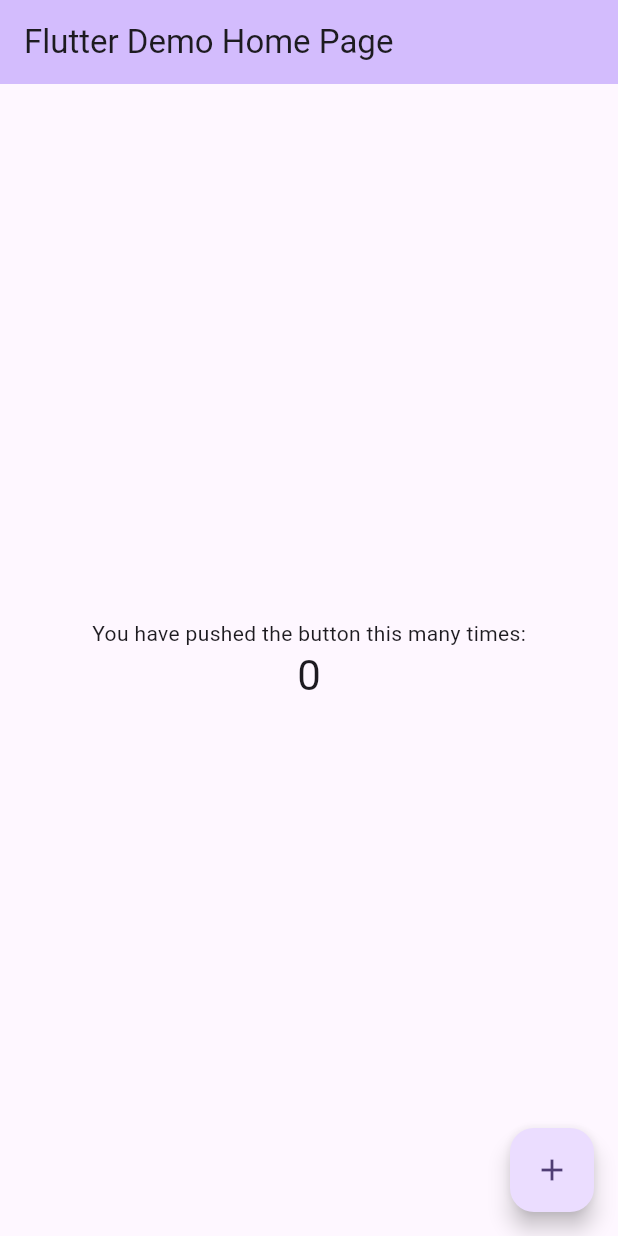
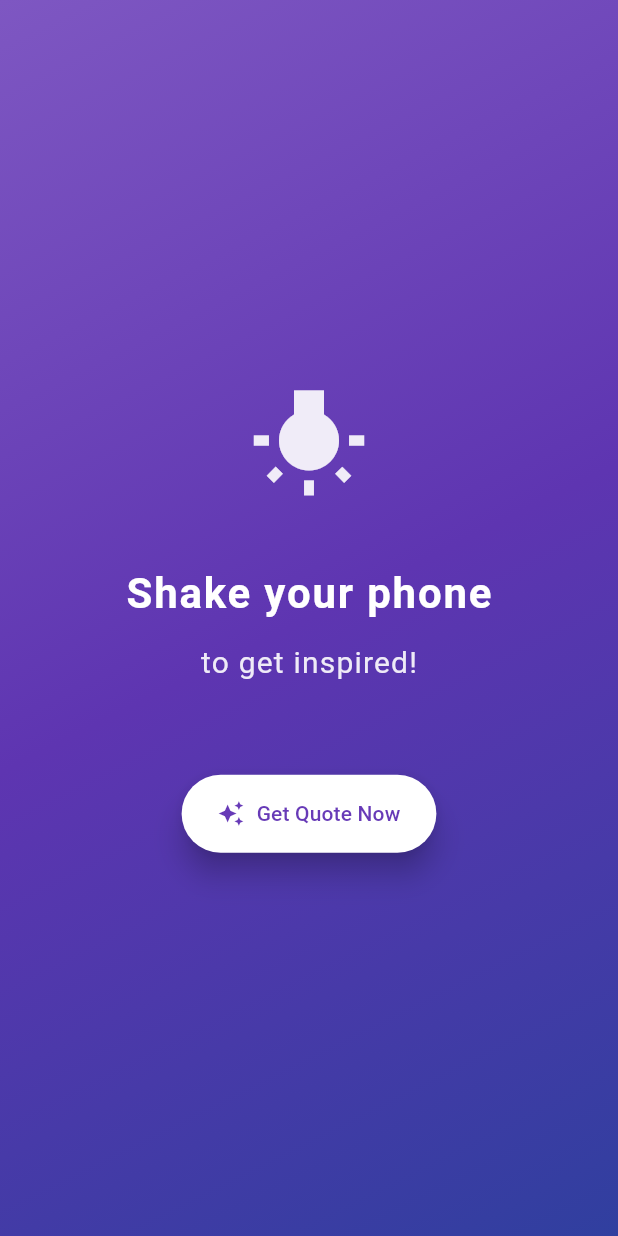
Before and after one commit to MohamedNaif/shake_quote_flutter_ui_with_native_android, a Flutter app: the screen it shows after launch, on a phone screen of 412 x 824 dp. Run offline on Flutter 3.47's test engine with Material 3 defaults, Android fonts, the phone set to English and light mode, and no system bars.

Commit message:
Add shake detection feature to display random quotes on shake event

```diff
--- /dev/null
+++ b/lib/data/quotes.dart
@@ -0,0 +1,42 @@
+/// List of motivational quotes to display when shake is detected
+class Quotes {
+  static final List<String> motivationalQuotes = [
+    "Believe you can and you're halfway there!",
+    "The only way to do great work is to love what you do.",
+    "Don't watch the clock; do what it does. Keep going.",
+    "Success is not final, failure is not fatal: it is the courage to continue that counts.",
+    "The future belongs to those who believe in the beauty of their dreams.",
+    "You are never too old to set another goal or to dream a new dream.",
+    "It does not matter how slowly you go as long as you do not stop.",
+    "In the middle of difficulty lies opportunity.",
+    "The only impossible journey is the one you never begin.",
+    "Act as if what you do makes a difference. It does.",
+    "You don't have to be great to start, but you have to start to be great.",
+    "Believe in yourself and all that you are. Know that there is something inside you that is greater than any obstacle.",
+    "Keep going. Everything you need will come to you at the perfect time.",
+    "Focus on progress, not perfection.",
+    "Your limitation—it's only your imagination.",
+    "Push yourself, because no one else is going to do it for you.",
+    "Great things never come from comfort zones.",
+    "Dream it. Wish it. Do it.",
+    "Success doesn't just find you. You have to go out and get it.",
+    "The harder you work for something, the greater you'll feel when you achieve it.",
+    "Dream bigger. Do bigger.",
+    "Don't stop when you're tired. Stop when you're done.",
+    "Wake up with determination. Go to bed with satisfaction.",
+    "Do something today that your future self will thank you for.",
+    "Little things make big things happen.",
+    "It's going to be hard, but hard does not mean impossible.",
+    "Don't wait for opportunity. Create it.",
+    "The way to get started is to quit talking and begin doing.",
+    "The only person you should try to be better than is the person you were yesterday.",
+    "Start where you are. Use what you have. Do what you can.",
+  ];
+
+  /// Get a random quote from the list
+  static String getRandomQuote() {
+    final random =
+        DateTime.now().millisecondsSinceEpoch % motivationalQuotes.length;
+    return motivationalQuotes[random];
+  }
+}
--- a/lib/main.dart
+++ b/lib/main.dart
@@ -1,4 +1,7 @@
 import 'package:flutter/material.dart';
+import 'package:flutter/services.dart';
+import 'services/shake_service.dart';
+import 'data/quotes.dart';
 
 void main() {
   runApp(const MyApp());
@@ -7,116 +10,272 @@ void main() {
 class MyApp extends StatelessWidget {
   const MyApp({super.key});
 
-  // This widget is the root of your application.
   @override
   Widget build(BuildContext context) {
     return MaterialApp(
-      title: 'Flutter Demo',
+      title: 'Shake for Inspiration',
+      debugShowCheckedModeBanner: false,
       theme: ThemeData(
-        // This is the theme of your application.
-        //
-        // TRY THIS: Try running your application with "flutter run". You'll see
-        // the application has a purple toolbar. Then, without quitting the app,
-        // try changing the seedColor in the colorScheme below to Colors.green
-        // and then invoke "hot reload" (save your changes or press the "hot
-        // reload" button in a Flutter-supported IDE, or press "r" if you used
-        // the command line to start the app).
-        //
-        // Notice that the counter didn't reset back to zero; the application
-        // state is not lost during the reload. To reset the state, use hot
-        // restart instead.
-        //
-        // This works for code too, not just values: Most code changes can be
-        // tested with just a hot reload.
-        colorScheme: ColorScheme.fromSeed(seedColor: Colors.deepPurple),
+        colorScheme: ColorScheme.fromSeed(
+          seedColor: Colors.deepPurple,
+          brightness: Brightness.light,
         ),
-      home: const MyHomePage(title: 'Flutter Demo Home Page'),
+        useMaterial3: true,
+        fontFamily: 'Roboto',
+      ),
+      home: const ShakeQuotePage(),
     );
   }
 }
 
-class MyHomePage extends StatefulWidget {
-  const MyHomePage({super.key, required this.title});
-
-  // This widget is the home page of your application. It is stateful, meaning
-  // that it has a State object (defined below) that contains fields that affect
-  // how it looks.
-
-  // This class is the configuration for the state. It holds the values (in this
-  // case the title) provided by the parent (in this case the App widget) and
-  // used by the build method of the State. Fields in a Widget subclass are
-  // always marked "final".
-
-  final String title;
+class ShakeQuotePage extends StatefulWidget {
+  const ShakeQuotePage({super.key});
 
   @override
-  State<MyHomePage> createState() => _MyHomePageState();
+  State<ShakeQuotePage> createState() => _ShakeQuotePageState();
 }
 
-class _MyHomePageState extends State<MyHomePage> {
-  int _counter = 0;
+class _ShakeQuotePageState extends State<ShakeQuotePage>
+    with TickerProviderStateMixin {
+  final ShakeService _shakeService = ShakeService();
+  String _currentQuote = '';
+  bool _isQuoteVisible = false;
+  late AnimationController _fadeController;
+  late AnimationController _scaleController;
+  late Animation<double> _fadeAnimation;
+  late Animation<double> _scaleAnimation;
 
-  void _incrementCounter() {
+  @override
+  void initState() {
+    super.initState();
+
+    // Initialize animations
+    _fadeController = AnimationController(
+      vsync: this,
+      duration: const Duration(milliseconds: 600),
+    );
+
+    _scaleController = AnimationController(
+      vsync: this,
+      duration: const Duration(milliseconds: 400),
+    );
+
+    _fadeAnimation = Tween<double>(begin: 0.0, end: 1.0).animate(
+      CurvedAnimation(parent: _fadeController, curve: Curves.easeInOut),
+    );
+
+    _scaleAnimation = Tween<double>(begin: 0.8, end: 1.0).animate(
+      CurvedAnimation(parent: _scaleController, curve: Curves.elasticOut),
+    );
+
+    // Listen to shake events
+    _shakeService.getShakeStream().listen((event) {
+      if (event == 'shake_detected') {
+        _showNewQuote();
+      }
+    });
+
+    // Show initial instruction
+    HapticFeedback.mediumImpact();
+  }
+
+  void _showNewQuote() {
     setState(() {
-      // This call to setState tells the Flutter framework that something has
-      // changed in this State, which causes it to rerun the build method below
-      // so that the display can reflect the updated values. If we changed
-      // _counter without calling setState(), then the build method would not be
-      // called again, and so nothing would appear to happen.
-      _counter++;
+      _currentQuote = Quotes.getRandomQuote();
+      _isQuoteVisible = true;
     });
+
+    // Trigger animations
+    _fadeController.forward(from: 0.0);
+    _scaleController.forward(from: 0.0);
+
+    // Haptic feedback
+    HapticFeedback.heavyImpact();
+
+    // Auto-hide quote after 5 seconds (optional)
+    Future.delayed(const Duration(seconds: 5), () {
+      if (mounted) {
+        _hideQuote();
+      }
+    });
+  }
+
+  void _hideQuote() {
+    _fadeController.reverse();
+    Future.delayed(const Duration(milliseconds: 300), () {
+      if (mounted) {
+        setState(() {
+          _isQuoteVisible = false;
+        });
+      }
+    });
+  }
+
+  void _showQuoteManually() {
+    _showNewQuote();
+  }
+
+  @override
+  void dispose() {
+    _fadeController.dispose();
+    _scaleController.dispose();
+    super.dispose();
   }
 
   @override
   Widget build(BuildContext context) {
-    // This method is rerun every time setState is called, for instance as done
-    // by the _incrementCounter method above.
-    //
-    // The Flutter framework has been optimized to make rerunning build methods
-    // fast, so that you can just rebuild anything that needs updating rather
-    // than having to individually change instances of widgets.
     return Scaffold(
-      appBar: AppBar(
-        // TRY THIS: Try changing the color here to a specific color (to
-        // Colors.amber, perhaps?) and trigger a hot reload to see the AppBar
-        // change color while the other colors stay the same.
-        backgroundColor: Theme.of(context).colorScheme.inversePrimary,
-        // Here we take the value from the MyHomePage object that was created by
-        // the App.build method, and use it to set our appbar title.
-        title: Text(widget.title),
+      body: Container(
+        decoration: BoxDecoration(
+          gradient: LinearGradient(
+            begin: Alignment.topLeft,
+            end: Alignment.bottomRight,
+            colors: [
+              Colors.deepPurple.shade400,
+              Colors.deepPurple.shade600,
+              Colors.indigo.shade700,
+            ],
           ),
-      body: Center(
-        // Center is a layout widget. It takes a single child and positions it
-        // in the middle of the parent.
+        ),
+        child: SafeArea(
+          child: Stack(
+            children: [
+              // Main content
+              Center(
+                child: Padding(
+                  padding: const EdgeInsets.all(24.0),
                   child: Column(
-          // Column is also a layout widget. It takes a list of children and
-          // arranges them vertically. By default, it sizes itself to fit its
-          // children horizontally, and tries to be as tall as its parent.
-          //
-          // Column has various properties to control how it sizes itself and
-          // how it positions its children. Here we use mainAxisAlignment to
-          // center the children vertically; the main axis here is the vertical
-          // axis because Columns are vertical (the cross axis would be
-          // horizontal).
-          //
-          // TRY THIS: Invoke "debug painting" (choose the "Toggle Debug Paint"
-          // action in the IDE, or press "p" in the console), to see the
-          // wireframe for each widget.
                     mainAxisAlignment: MainAxisAlignment.center,
-          children: <Widget>[
-            const Text('You have pushed the button this many times:'),
+                    children: [
+                      // Icon
+                      Icon(
+                        Icons.wb_incandescent,
+                        size: 80,
+                        color: Colors.white.withOpacity(0.9),
+                      ),
+                      const SizedBox(height: 40),
+
+                      // Instruction text
                       Text(
-              '$_counter',
-              style: Theme.of(context).textTheme.headlineMedium,
+                        'Shake your phone',
+                        style: TextStyle(
+                          fontSize: 28,
+                          fontWeight: FontWeight.bold,
+                          color: Colors.white,
+                          letterSpacing: 1.2,
+                        ),
+                      ),
+                      const SizedBox(height: 12),
+                      Text(
+                        'to get inspired!',
+                        style: TextStyle(
+                          fontSize: 20,
+                          color: Colors.white.withOpacity(0.9),
+                          letterSpacing: 0.8,
+                        ),
+                      ),
+                      const SizedBox(height: 60),
+
+                      // Manual button (for testing without shaking)
+                      ElevatedButton.icon(
+                        onPressed: _showQuoteManually,
+                        icon: const Icon(Icons.auto_awesome),
+                        label: const Text('Get Quote Now'),
+                        style: ElevatedButton.styleFrom(
+                          backgroundColor: Colors.white,
+                          foregroundColor: Colors.deepPurple,
+                          padding: const EdgeInsets.symmetric(
+                            horizontal: 24,
+                            vertical: 16,
+                          ),
+                          shape: RoundedRectangleBorder(
+                            borderRadius: BorderRadius.circular(30),
+                          ),
+                          elevation: 8,
+                        ),
                       ),
                     ],
                   ),
                 ),
-      floatingActionButton: FloatingActionButton(
-        onPressed: _incrementCounter,
-        tooltip: 'Increment',
-        child: const Icon(Icons.add),
-      ), // This trailing comma makes auto-formatting nicer for build methods.
+              ),
+
+              // Quote overlay with animation
+              if (_isQuoteVisible)
+                Center(
+                  child: AnimatedBuilder(
+                    animation: Listenable.merge([
+                      _fadeAnimation,
+                      _scaleAnimation,
+                    ]),
+                    builder: (context, child) {
+                      return Opacity(
+                        opacity: _fadeAnimation.value,
+                        child: Transform.scale(
+                          scale: _scaleAnimation.value,
+                          child: child,
+                        ),
+                      );
+                    },
+                    child: GestureDetector(
+                      onTap: _hideQuote,
+                      child: Container(
+                        margin: const EdgeInsets.all(24.0),
+                        padding: const EdgeInsets.all(32.0),
+                        decoration: BoxDecoration(
+                          color: Colors.white,
+                          borderRadius: BorderRadius.circular(24),
+                          boxShadow: [
+                            BoxShadow(
+                              color: Colors.black.withOpacity(0.3),
+                              blurRadius: 20,
+                              offset: const Offset(0, 10),
+                            ),
+                          ],
+                        ),
+                        child: Column(
+                          mainAxisSize: MainAxisSize.min,
+                          children: [
+                            // Quote icon
+                            Icon(
+                              Icons.format_quote,
+                              size: 40,
+                              color: Colors.deepPurple.shade400,
+                            ),
+                            const SizedBox(height: 20),
+
+                            // Quote text
+                            Text(
+                              _currentQuote,
+                              textAlign: TextAlign.center,
+                              style: TextStyle(
+                                fontSize: 22,
+                                fontWeight: FontWeight.w500,
+                                color: Colors.grey.shade800,
+                                height: 1.5,
+                                letterSpacing: 0.5,
+                              ),
+                            ),
+                            const SizedBox(height: 24),
+
+                            // Close hint
+                            Text(
+                              'Tap to close',
+                              style: TextStyle(
+                                fontSize: 14,
+                                color: Colors.grey.shade600,
+                                fontStyle: FontStyle.italic,
+                              ),
+                            ),
+                          ],
+                        ),
+                      ),
+                    ),
+                  ),
+                ),
+            ],
+          ),
+        ),
+      ),
     );
   }
 }
--- /dev/null
+++ b/lib/services/shake_service.dart
@@ -0,0 +1,48 @@
+import 'package:flutter/services.dart';
+
+/// Service to handle communication with native Android shake detection
+class ShakeService {
+  static const EventChannel _shakeEventChannel = EventChannel(
+    'com.example.shake_quote/shake_events',
+  );
+
+  static const MethodChannel _shakeMethodChannel = MethodChannel(
+    'com.example.shake_quote/shake_methods',
+  );
+
+  Stream<String>? _shakeStream;
+
+  /// Get a stream of shake events from native Android
+  Stream<String> getShakeStream() {
+    _shakeStream ??= _shakeEventChannel.receiveBroadcastStream().map(
+      (event) => event.toString(),
+    );
+    return _shakeStream!;
+  }
+
+  /// Start shake detection (optional - already starts when listening to stream)
+  Future<bool> startShakeDetection() async {
+    try {
+      final result = await _shakeMethodChannel.invokeMethod<bool>(
+        'startShakeDetection',
+      );
+      return result ?? false;
+    } on PlatformException catch (e) {
+      print('Error starting shake detection: ${e.message}');
+      return false;
+    }
+  }
+
+  /// Stop shake detection
+  Future<bool> stopShakeDetection() async {
+    try {
+      final result = await _shakeMethodChannel.invokeMethod<bool>(
+        'stopShakeDetection',
+      );
+      return result ?? false;
+    } on PlatformException catch (e) {
+      print('Error stopping shake detection: ${e.message}');
+      return false;
+    }
+  }
+}
```
Also changed, not shown: 2 other files. Lines whose indentation alone changed are shown as unchanged.
